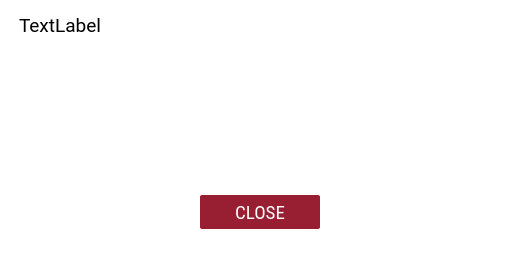
Before: the Qt Designer form client/dialogs/WarningDialog.ui in open-eid/DigiDoc4-Client, drawn with Qt 5.
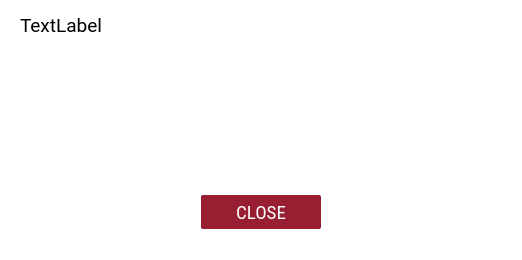
After: the same form once the commit is applied. Custom widgets are drawn as their Qt base class.

```diff
--- a/client/dialogs/WarningDialog.ui
+++ b/client/dialogs/WarningDialog.ui
@@ -34,13 +34,13 @@
   </property>
   <layout class="QVBoxLayout" name="verticalLayout">
    <property name="leftMargin">
-    <number>0</number>
+    <number>1</number>
    </property>
    <property name="topMargin">
     <number>0</number>
    </property>
    <property name="rightMargin">
-    <number>0</number>
+    <number>1</number>
    </property>
    <property name="bottomMargin">
     <number>0</number>
```
